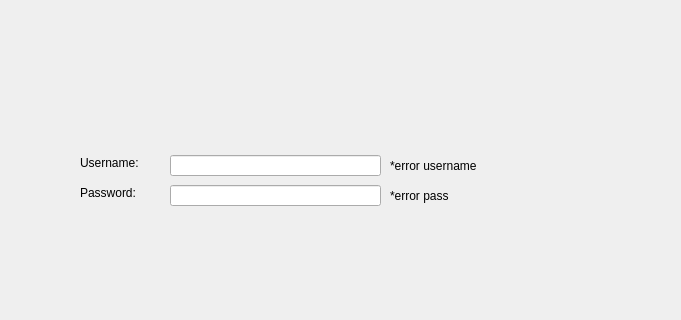
Before: the Qt Designer form FireboyWaterGirl/loginwindow.ui in yomnahisham/CSCE1101-03-CourseProject, drawn with Qt 5; both pictures show x 180 to 861 and y 245 to 565 of the 979 by 838 pixel window.
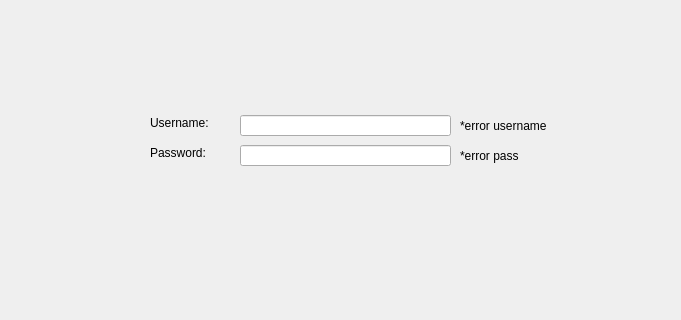
After: the same form once the commit is applied.

The edit to the form file:
```diff
--- a/FireboyWaterGirl/loginwindow.ui
+++ b/FireboyWaterGirl/loginwindow.ui
@@ -16,8 +16,8 @@
   <widget class="QLabel" name="usernameLabel">
    <property name="geometry">
     <rect>
-     <x>260</x>
-     <y>400</y>
+     <x>330</x>
+     <y>360</y>
      <width>91</width>
      <height>16</height>
     </rect>
@@ -29,8 +29,8 @@
   <widget class="QLabel" name="passLabel">
    <property name="geometry">
     <rect>
-     <x>260</x>
-     <y>430</y>
+     <x>330</x>
+     <y>390</y>
      <width>81</width>
      <height>16</height>
     </rect>
@@ -42,8 +42,8 @@
   <widget class="QLineEdit" name="username_line">
    <property name="geometry">
     <rect>
-     <x>350</x>
-     <y>400</y>
+     <x>420</x>
+     <y>360</y>
      <width>211</width>
      <height>21</height>
     </rect>
@@ -52,18 +52,21 @@
   <widget class="QLineEdit" name="pass_line">
    <property name="geometry">
     <rect>
-     <x>350</x>
-     <y>430</y>
+     <x>420</x>
+     <y>390</y>
      <width>211</width>
      <height>21</height>
     </rect>
    </property>
+   <property name="echoMode">
+    <enum>QLineEdit::Password</enum>
+   </property>
   </widget>
   <widget class="QLabel" name="label">
    <property name="geometry">
     <rect>
-     <x>570</x>
-     <y>400</y>
+     <x>640</x>
+     <y>360</y>
      <width>141</width>
      <height>21</height>
     </rect>
@@ -75,8 +78,8 @@
   <widget class="QLabel" name="label_2">
    <property name="geometry">
     <rect>
-     <x>570</x>
-     <y>430</y>
+     <x>640</x>
+     <y>390</y>
      <width>141</width>
      <height>21</height>
     </rect>
```
Left out of the diff: 4 changed lines with no effect on the pictures.
